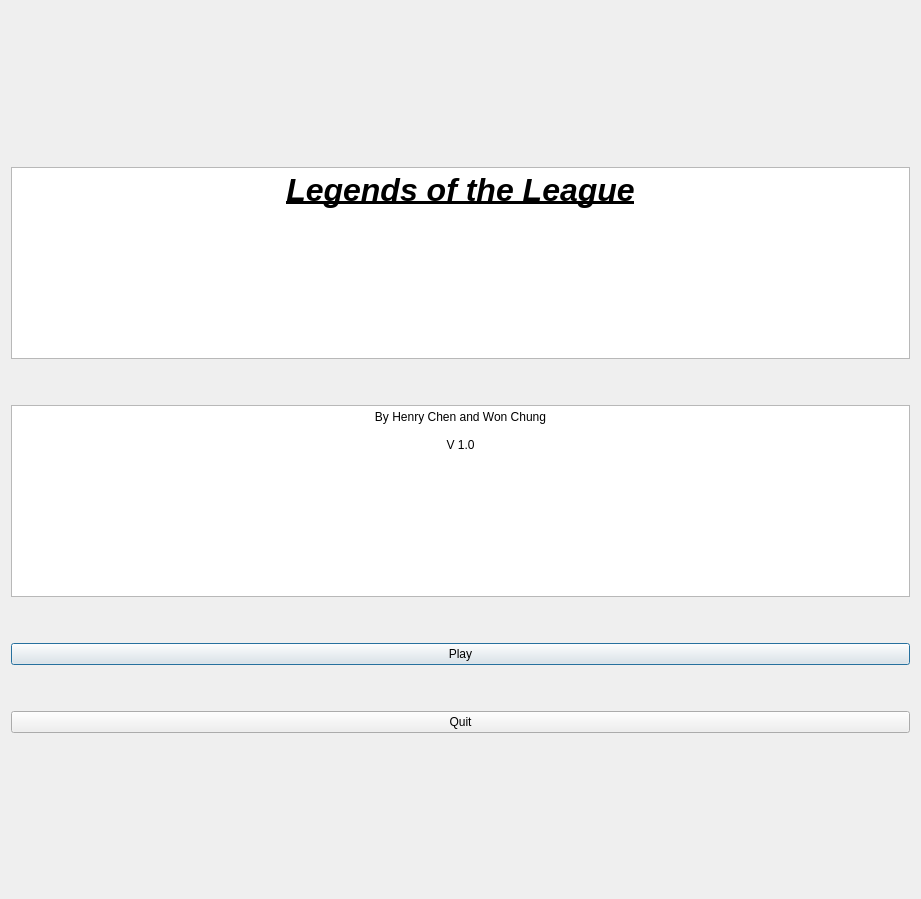
Qt form welcome.ui (WonChung/Consumerism) before a commit.
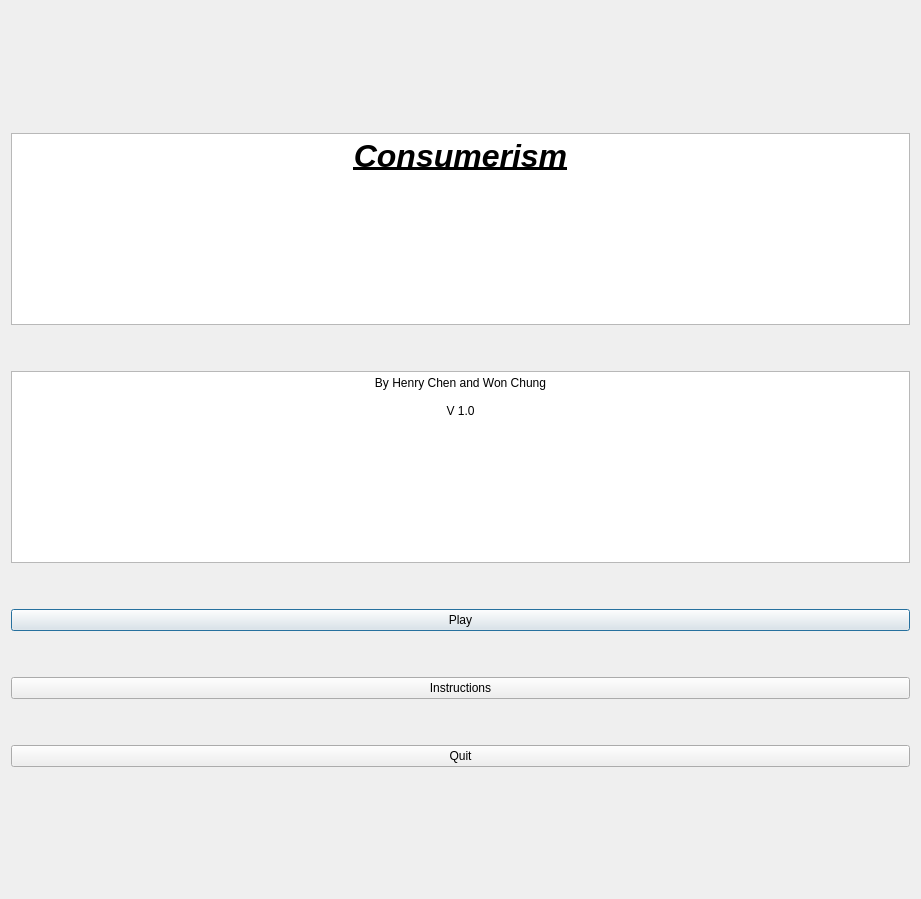
The same form after that commit.

Commit message:
Finished Consumerism
C++, OpenGL, QtCreator

What changed in the file:
```diff
--- a/welcome.ui
+++ b/welcome.ui
@@ -51,7 +51,10 @@
 &lt;html&gt;&lt;head&gt;&lt;meta name=&quot;qrichtext&quot; content=&quot;1&quot; /&gt;&lt;style type=&quot;text/css&quot;&gt;
 p, li { white-space: pre-wrap; }
 &lt;/style&gt;&lt;/head&gt;&lt;body style=&quot; font-family:'Sans Serif'; font-size:9pt; font-weight:400; font-style:normal;&quot;&gt;
-&lt;p align=&quot;center&quot; style=&quot; margin-top:12px; margin-bottom:12px; margin-left:0px; margin-right:0px; -qt-block-indent:0; text-indent:0px;&quot;&gt;&lt;span style=&quot; font-size:24pt; font-weight:600; font-style:italic; text-decoration: underline;&quot;&gt;Legends of the League&lt;/span&gt;&lt;/p&gt;&lt;/body&gt;&lt;/html&gt;</string>
+&lt;p align=&quot;center&quot; style=&quot; margin-top:12px; margin-bottom:12px; margin-left:0px; margin-right:0px; -qt-block-indent:0; text-indent:0px;&quot;&gt;&lt;span style=&quot; font-size:24pt; font-weight:600; font-style:italic; text-decoration: underline;&quot;&gt;Consumerism&lt;/span&gt;&lt;/p&gt;&lt;/body&gt;&lt;/html&gt;</string>
+         </property>
+         <property name="textInteractionFlags">
+          <set>Qt::NoTextInteraction</set>
          </property>
         </widget>
        </item>
@@ -99,16 +102,36 @@
      <item>
       <layout class="QHBoxLayout" name="horizontalLayout_8"/>
      </item>
-     <item>
-      <widget class="QPushButton" name="pushButton">
-       <property name="text">
-        <string>Play</string>
-       </property>
-      </widget>
-     </item>
      <item>
       <layout class="QHBoxLayout" name="horizontalLayout_5"/>
      </item>
+     <item>
+      <widget class="QPushButton" name="pushButton_3">
+       <property name="text">
+        <string>Play</string>
+       </property>
+      </widget>
+     </item>
+     <item>
+      <spacer name="verticalSpacer_6">
+       <property name="orientation">
+        <enum>Qt::Vertical</enum>
+       </property>
+       <property name="sizeHint" stdset="0">
+        <size>
+         <width>20</width>
+         <height>40</height>
+        </size>
+       </property>
+      </spacer>
+     </item>
+     <item>
+      <widget class="QPushButton" name="pushButton">
+       <property name="text">
+        <string>Instructions</string>
+       </property>
+      </widget>
+     </item>
      <item>
       <spacer name="verticalSpacer_4">
        <property name="orientation">
```
Left out of the diff: 59 changed lines with no effect on the pictures. The commit also changes 23 other files.
